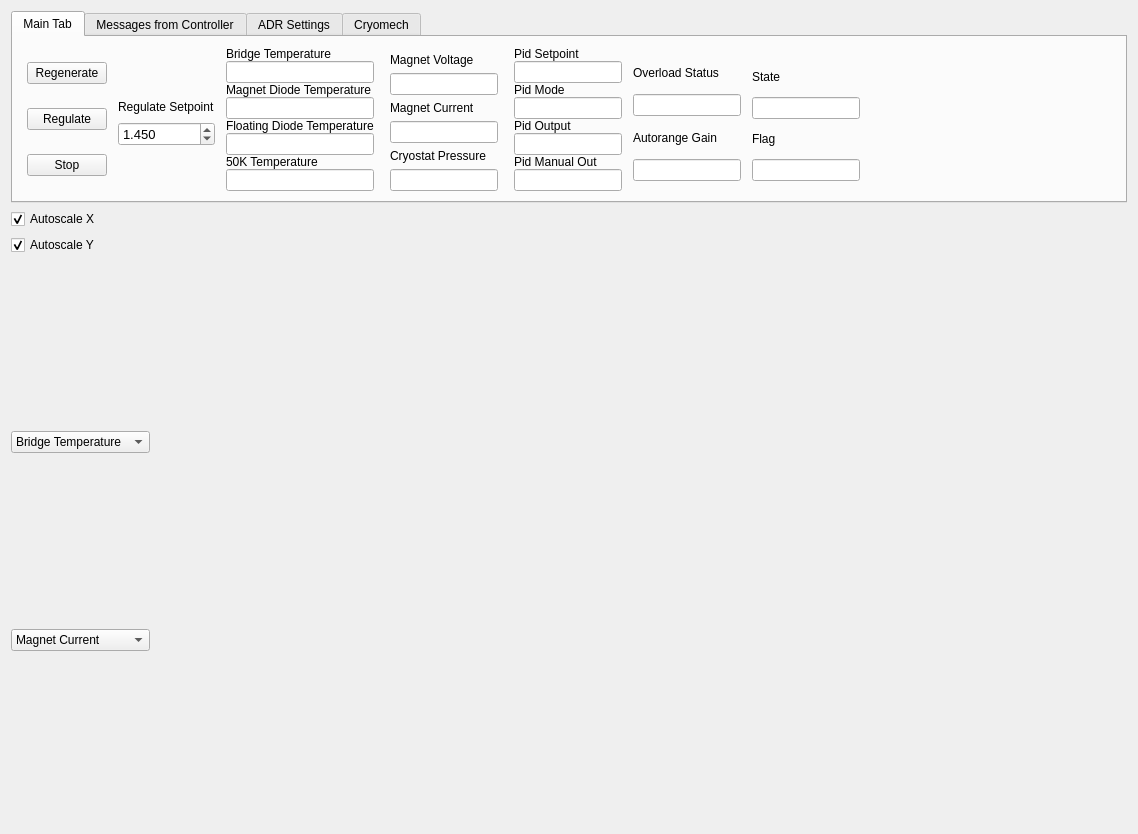
Above: ui_devel/gui.ui from ColumbiaCMB/adr_control before the change. Below: the same form after it.
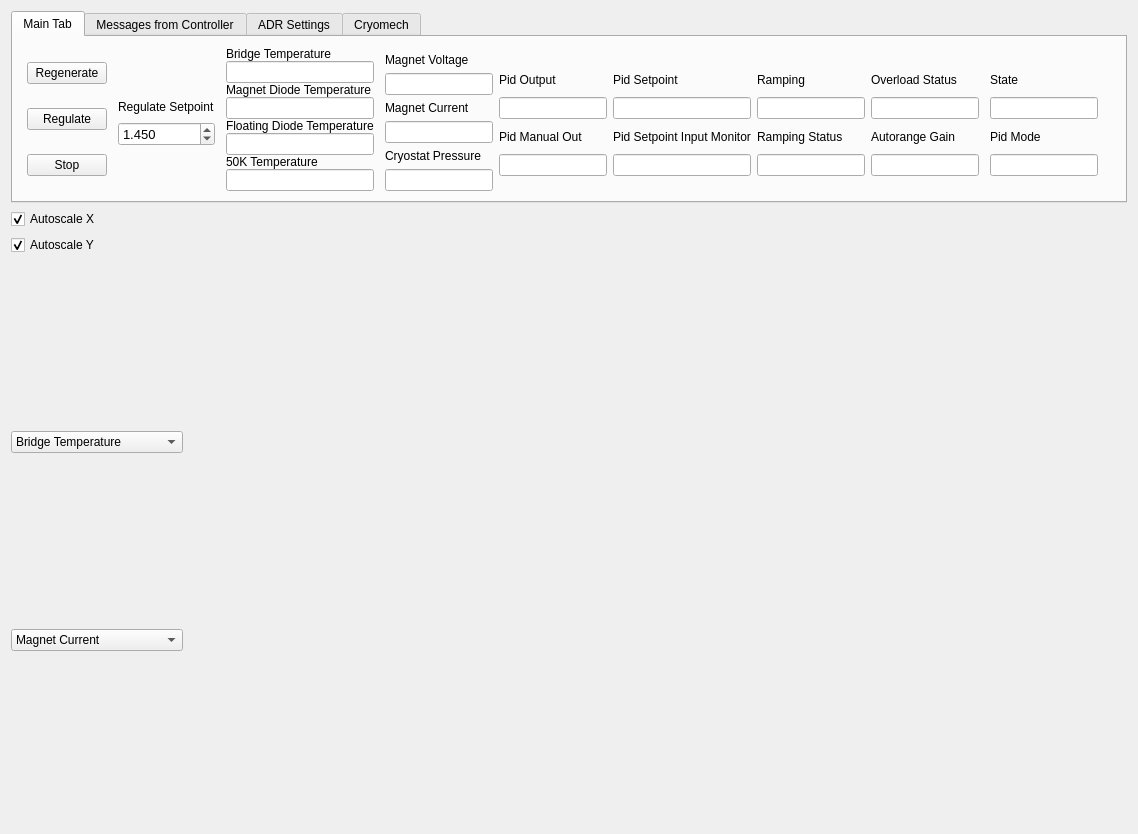
That is the form after the change.

Commit message:
Switched the ramp from manually incrementing manual_out to using the PID's ramp function. Old manual methods are in adr_controller_manual_ramp.py. Note the new ramp method that ramp_up and ramp_down use.
Added plotting and GUI display of pid setpoint input monitor. This is good to observe to see what the PID is trying to do while ramping.

The edit to the form file:
```diff
--- a/ui_devel/gui.ui
+++ b/ui_devel/gui.ui
@@ -75,11 +75,21 @@
            <string>Magnet Current</string>
           </property>
          </item>
+         <item>
+          <property name="text">
+           <string>Magnet Voltage</string>
+          </property>
+         </item>
          <item>
           <property name="text">
            <string>PID Setpoint</string>
           </property>
          </item>
+         <item>
+          <property name="text">
+           <string>PID Setpoint Input Monitor</string>
+          </property>
+         </item>
          <item>
           <property name="text">
            <string>Stop Plotting</string>
@@ -102,11 +112,21 @@
            <string>Magnet Current</string>
           </property>
          </item>
+         <item>
+          <property name="text">
+           <string>Magnet Voltage</string>
+          </property>
+         </item>
          <item>
           <property name="text">
            <string>PID Setpoint</string>
           </property>
          </item>
+         <item>
+          <property name="text">
+           <string>PID Setpoint Input Monitor</string>
+          </property>
+         </item>
          <item>
           <property name="text">
            <string>Stop Plotting</string>
@@ -237,15 +257,15 @@
             <enum>QLayout::SetMinimumSize</enum>
            </property>
            <property name="leftMargin">
-            <number>5</number>
+            <number>0</number>
            </property>
            <property name="rightMargin">
-            <number>5</number>
+            <number>0</number>
            </property>
            <item>
             <widget class="QLabel" name="label_9">
              <property name="sizePolicy">
-              <sizepolicy hsizetype="Preferred" vsizetype="Preferred">
+              <sizepolicy hsizetype="Minimum" vsizetype="Preferred">
                <horstretch>0</horstretch>
                <verstretch>0</verstretch>
               </sizepolicy>
@@ -271,7 +291,7 @@
            <item>
             <widget class="QLabel" name="label_10">
              <property name="sizePolicy">
-              <sizepolicy hsizetype="Preferred" vsizetype="Preferred">
+              <sizepolicy hsizetype="Minimum" vsizetype="Preferred">
                <horstretch>0</horstretch>
                <verstretch>0</verstretch>
               </sizepolicy>
@@ -297,7 +317,7 @@
            <item>
             <widget class="QLabel" name="label_11">
              <property name="sizePolicy">
-              <sizepolicy hsizetype="Preferred" vsizetype="Preferred">
+              <sizepolicy hsizetype="Minimum" vsizetype="Preferred">
                <horstretch>0</horstretch>
                <verstretch>0</verstretch>
               </sizepolicy>
@@ -322,7 +342,7 @@
            </item>
           </layout>
          </item>
-         <item row="0" column="7">
+         <item row="0" column="9">
           <spacer name="horizontalSpacer_3">
            <property name="orientation">
             <enum>Qt::Horizontal</enum>
@@ -434,57 +454,17 @@
             <number>0</number>
            </property>
            <property name="leftMargin">
-            <number>5</number>
+            <number>0</number>
            </property>
            <property name="topMargin">
-            <number>0</number>
+            <number>15</number>
            </property>
            <property name="rightMargin">
-            <number>5</number>
+            <number>0</number>
            </property>
            <property name="bottomMargin">
-            <number>0</number>
+            <number>15</number>
            </property>
-           <item>
-            <widget class="QLabel" name="label_7">
-             <property name="text">
-              <string>Pid Setpoint</string>
-             </property>
-            </widget>
-           </item>
-           <item>
-            <widget class="QLineEdit" name="pid_setpoint_value">
-             <property name="sizePolicy">
-              <sizepolicy hsizetype="Minimum" vsizetype="Fixed">
-               <horstretch>0</horstretch>
-               <verstretch>0</verstretch>
-              </sizepolicy>
-             </property>
-             <property name="readOnly">
-              <bool>true</bool>
-             </property>
-            </widget>
-           </item>
-           <item>
-            <widget class="QLabel" name="label_8">
-             <property name="text">
-              <string>Pid Mode</string>
-             </property>
-            </widget>
-           </item>
-           <item>
-            <widget class="QLineEdit" name="pid_mode_value">
-             <property name="sizePolicy">
-              <sizepolicy hsizetype="Minimum" vsizetype="Fixed">
-               <horstretch>0</horstretch>
-               <verstretch>0</verstretch>
-              </sizepolicy>
-             </property>
-             <property name="readOnly">
-              <bool>true</bool>
-             </property>
-            </widget>
-           </item>
            <item>
             <widget class="QLabel" name="label_6">
              <property name="text">
@@ -527,7 +507,7 @@
            </item>
           </layout>
          </item>
-         <item row="0" column="6">
+         <item row="0" column="8">
           <layout class="QVBoxLayout" name="verticalLayout">
            <property name="spacing">
             <number>0</number>
@@ -536,13 +516,13 @@
             <number>5</number>
            </property>
            <property name="topMargin">
-            <number>10</number>
+            <number>15</number>
            </property>
            <property name="rightMargin">
             <number>5</number>
            </property>
            <property name="bottomMargin">
-            <number>10</number>
+            <number>15</number>
            </property>
            <item>
             <widget class="QLabel" name="label_17">
@@ -565,20 +545,14 @@
             </widget>
            </item>
            <item>
-            <widget class="QLabel" name="label_18">
-             <property name="sizePolicy">
-              <sizepolicy hsizetype="Preferred" vsizetype="Preferred">
-               <horstretch>0</horstretch>
-               <verstretch>0</verstretch>
-              </sizepolicy>
-             </property>
+            <widget class="QLabel" name="label_8">
              <property name="text">
-              <string>Flag</string>
+              <string>Pid Mode</string>
              </property>
             </widget>
            </item>
            <item>
-            <widget class="QLineEdit" name="flag_value">
+            <widget class="QLineEdit" name="pid_mode_value">
              <property name="sizePolicy">
               <sizepolicy hsizetype="Minimum" vsizetype="Fixed">
                <horstretch>0</horstretch>
@@ -592,19 +566,22 @@
            </item>
           </layout>
          </item>
-         <item row="0" column="5">
+         <item row="0" column="7">
           <layout class="QVBoxLayout" name="verticalLayout_10">
+           <property name="spacing">
+            <number>0</number>
+           </property>
            <property name="leftMargin">
             <number>0</number>
            </property>
            <property name="topMargin">
-            <number>10</number>
+            <number>15</number>
            </property>
            <property name="rightMargin">
             <number>0</number>
            </property>
            <property name="bottomMargin">
-            <number>10</number>
+            <number>15</number>
            </property>
            <item>
             <widget class="QLabel" name="label">
@@ -621,6 +598,9 @@
                <verstretch>0</verstretch>
               </sizepolicy>
              </property>
+             <property name="readOnly">
+              <bool>true</bool>
+             </property>
             </widget>
            </item>
            <item>
@@ -692,6 +672,121 @@
            </item>
           </layout>
          </item>
+         <item row="0" column="6">
+          <layout class="QVBoxLayout" name="verticalLayout_16">
+           <property name="spacing">
+            <number>0</number>
+           </property>
+           <property name="leftMargin">
+            <number>0</number>
+           </property>
+           <property name="topMargin">
+            <number>15</number>
+           </property>
+           <property name="rightMargin">
+            <number>0</number>
+           </property>
+           <property name="bottomMargin">
+            <number>15</number>
+           </property>
+           <item>
+            <widget class="QLabel" name="label_14">
+             <property name="text">
+              <string>Ramping</string>
+             </property>
+            </widget>
+           </item>
+           <item>
+            <widget class="QLineEdit" name="pid_ramp_on_value">
+             <property name="sizePolicy">
+              <sizepolicy hsizetype="Minimum" vsizetype="Fixed">
+               <horstretch>0</horstretch>
+               <verstretch>0</verstretch>
+              </sizepolicy>
+             </property>
+             <property name="readOnly">
+              <bool>true</bool>
+             </property>
+            </widget>
+           </item>
+           <item>
+            <widget class="QLabel" name="label_15">
+             <property name="text">
+              <string>Ramping Status</string>
+             </property>
+            </widget>
+           </item>
+           <item>
+            <widget class="QLineEdit" name="pid_ramp_status_value">
+             <property name="sizePolicy">
+              <sizepolicy hsizetype="Minimum" vsizetype="Fixed">
+               <horstretch>0</horstretch>
+               <verstretch>0</verstretch>
+              </sizepolicy>
+             </property>
+             <property name="readOnly">
+              <bool>true</bool>
+             </property>
+            </widget>
+           </item>
+          </layout>
+         </item>
+         <item row="0" column="5">
+          <layout class="QVBoxLayout" name="verticalLayout_17">
+           <property name="spacing">
+            <number>0</number>
+           </property>
+           <property name="topMargin">
+            <number>15</number>
+           </property>
+           <property name="rightMargin">
+            <number>0</number>
+           </property>
+           <property name="bottomMargin">
+            <number>15</number>
+           </property>
+           <item>
+            <widget class="QLabel" name="label_7">
+             <property name="text">
+              <string>Pid Setpoint</string>
+             </property>
+            </widget>
+           </item>
+           <item>
+            <widget class="QLineEdit" name="pid_setpoint_value">
+             <property name="sizePolicy">
+              <sizepolicy hsizetype="Minimum" vsizetype="Fixed">
+               <horstretch>0</horstretch>
+               <verstretch>0</verstretch>
+              </sizepolicy>
+             </property>
+             <property name="readOnly">
+              <bool>true</bool>
+             </property>
+            </widget>
+           </item>
+           <item>
+            <widget class="QLabel" name="label_16">
+             <property name="text">
+              <string>Pid Setpoint Input Monitor</string>
+             </property>
+            </widget>
+           </item>
+           <item>
+            <widget class="QLineEdit" name="pid_setpoint_input_monitor_value">
+             <property name="sizePolicy">
+              <sizepolicy hsizetype="Minimum" vsizetype="Fixed">
+               <horstretch>0</horstretch>
+               <verstretch>0</verstretch>
+              </sizepolicy>
+             </property>
+             <property name="readOnly">
+              <bool>true</bool>
+             </property>
+            </widget>
+           </item>
+          </layout>
+         </item>
         </layout>
        </item>
       </layout>
@@ -784,19 +879,19 @@
            <item>
             <widget class="QDoubleSpinBox" name="ramp_rate_up_value">
              <property name="decimals">
-              <number>4</number>
+              <number>3</number>
              </property>
              <property name="minimum">
               <double>0.000000000000000</double>
              </property>
              <property name="maximum">
-              <double>0.010000000000000</double>
+              <double>0.020000000000000</double>
              </property>
              <property name="singleStep">
-              <double>0.000100000000000</double>
+              <double>0.001000000000000</double>
              </property>
              <property name="value">
-              <double>0.005000000000000</double>
+              <double>0.010000000000000</double>
              </property>
             </widget>
            </item>
@@ -810,16 +905,16 @@
            <item>
             <widget class="QDoubleSpinBox" name="ramp_rate_down_value">
              <property name="decimals">
-              <number>4</number>
+              <number>3</number>
              </property>
              <property name="minimum">
               <double>0.000000000000000</double>
              </property>
              <property name="maximum">
-              <double>0.010000000000000</double>
+              <double>0.020000000000000</double>
              </property>
              <property name="singleStep">
-              <double>0.000100000000000</double>
+              <double>0.001000000000000</double>
              </property>
              <property name="value">
               <double>0.005000000000000</double>
```
The commit also changes 5 other files.
